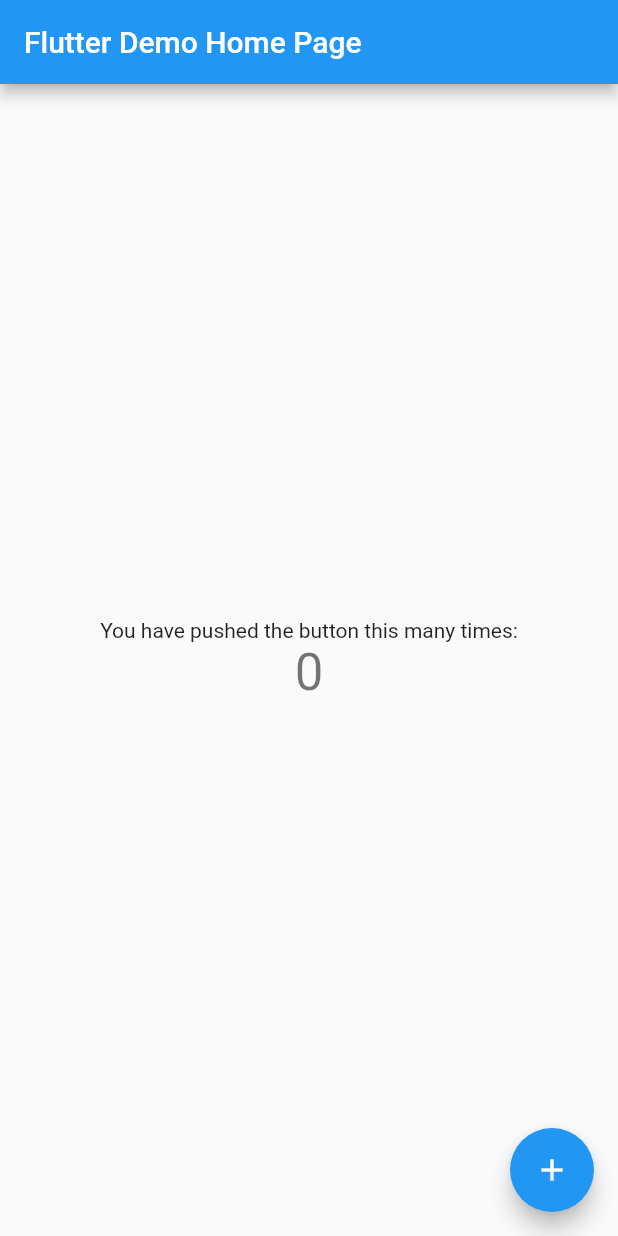
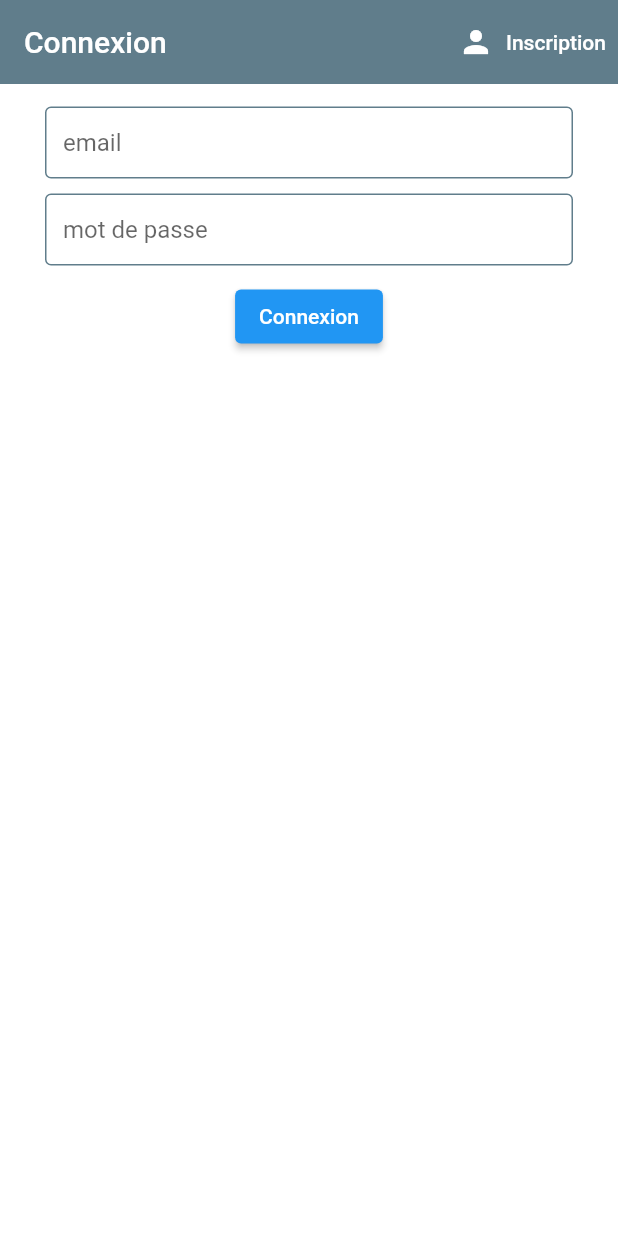
Before and after one commit to NicolasROSSAT69/flutter-firebase-auth, a Flutter app: the screen it shows after launch, on a phone screen of 412 x 824 dp. Run offline on Flutter 3.47's test engine with Material 2 defaults, Android fonts, the phone set to English and light mode, and no system bars; our stand-ins replace firebase_analytics, firebase_core, flutter_spinkit; accounts and stored records are empty.

Commit message:
Ajout formulaire connexion et inscription

```diff
--- /dev/null
+++ b/flutter_test_firebase_auth/lib/common/constances.dart
@@ -0,0 +1,19 @@
+import 'package:flutter/material.dart';
+
+const textInputDecoration = InputDecoration(
+  fillColor: Colors.white,
+  filled: true,
+  contentPadding: EdgeInsets.all(12.0),
+  errorBorder: OutlineInputBorder(
+    borderSide: BorderSide(color: Colors.red, width: 1.0),
+  ),
+  focusedErrorBorder: OutlineInputBorder(
+    borderSide: BorderSide(color: Colors.red, width: 1.0),
+  ),
+  enabledBorder: OutlineInputBorder(
+    borderSide: BorderSide(color: Colors.blueGrey, width: 1.0),
+  ),
+  focusedBorder: OutlineInputBorder(
+    borderSide: BorderSide(color: Colors.blue, width: 1.0),
+  ),
+);
--- /dev/null
+++ b/flutter_test_firebase_auth/lib/common/loading.dart
@@ -0,0 +1,19 @@
+import 'package:flutter/material.dart';
+import 'package:flutter_spinkit/flutter_spinkit.dart';
+
+class Loading extends StatelessWidget {
+  const Loading({Key? key}) : super(key: key);
+
+  @override
+  Widget build(BuildContext context) {
+    return Container(
+      color: Colors.white,
+      child: const Center(
+        child: SpinKitCircle(
+          color: Colors.blueGrey,
+          size: 40.0,
+        ),
+      ),
+    );
+  }
+}
--- a/flutter_test_firebase_auth/lib/main.dart
+++ b/flutter_test_firebase_auth/lib/main.dart
@@ -1,5 +1,6 @@
 import 'package:flutter/material.dart';
 import 'package:firebase_core/firebase_core.dart';
+import 'package:flutter_test_firebase_auth/screens/authentificate/authentificate_screen.dart';
 import 'firebase_options.dart';
 import 'package:firebase_analytics/firebase_analytics.dart';
 
@@ -15,109 +16,13 @@
 class MyApp extends StatelessWidget {
   const MyApp({Key? key}) : super(key: key);
 
-  // This widget is the root of your application.
   @override
   Widget build(BuildContext context) {
     return MaterialApp(
-      title: 'Flutter Demo',
+      home: AuthentificateScreen(),
       theme: ThemeData(
-        // This is the theme of your application.
-        //
-        // Try running your application with "flutter run". You'll see the
-        // application has a blue toolbar. Then, without quitting the app, try
-        // changing the primarySwatch below to Colors.green and then invoke
-        // "hot reload" (press "r" in the console where you ran "flutter run",
-        // or simply save your changes to "hot reload" in a Flutter IDE).
-        // Notice that the counter didn't reset back to zero; the application
-        // is not restarted.
         primarySwatch: Colors.blue,
       ),
-      home: const MyHomePage(title: 'Flutter Demo Home Page'),
     );
   }
 }
-
-class MyHomePage extends StatefulWidget {
-  const MyHomePage({Key? key, required this.title}) : super(key: key);
-
-  // This widget is the home page of your application. It is stateful, meaning
-  // that it has a State object (defined below) that contains fields that affect
-  // how it looks.
-
-  // This class is the configuration for the state. It holds the values (in this
-  // case the title) provided by the parent (in this case the App widget) and
-  // used by the build method of the State. Fields in a Widget subclass are
-  // always marked "final".
-
-  final String title;
-
-  @override
-  State<MyHomePage> createState() => _MyHomePageState();
-}
-
-class _MyHomePageState extends State<MyHomePage> {
-  int _counter = 0;
-
-  void _incrementCounter() {
-    setState(() {
-      // This call to setState tells the Flutter framework that something has
-      // changed in this State, which causes it to rerun the build method below
-      // so that the display can reflect the updated values. If we changed
-      // _counter without calling setState(), then the build method would not be
-      // called again, and so nothing would appear to happen.
-      _counter++;
-    });
-  }
-
-  @override
-  Widget build(BuildContext context) {
-    // This method is rerun every time setState is called, for instance as done
-    // by the _incrementCounter method above.
-    //
-    // The Flutter framework has been optimized to make rerunning build methods
-    // fast, so that you can just rebuild anything that needs updating rather
-    // than having to individually change instances of widgets.
-    return Scaffold(
-      appBar: AppBar(
-        // Here we take the value from the MyHomePage object that was created by
-        // the App.build method, and use it to set our appbar title.
-        title: Text(widget.title),
-      ),
-      body: Center(
-        // Center is a layout widget. It takes a single child and positions it
-        // in the middle of the parent.
-        child: Column(
-          // Column is also a layout widget. It takes a list of children and
-          // arranges them vertically. By default, it sizes itself to fit its
-          // children horizontally, and tries to be as tall as its parent.
-          //
-          // Invoke "debug painting" (press "p" in the console, choose the
-          // "Toggle Debug Paint" action from the Flutter Inspector in Android
-          // Studio, or the "Toggle Debug Paint" command in Visual Studio Code)
-          // to see the wireframe for each widget.
-          //
-          // Column has various properties to control how it sizes itself and
-          // how it positions its children. Here we use mainAxisAlignment to
-          // center the children vertically; the main axis here is the vertical
-          // axis because Columns are vertical (the cross axis would be
-          // horizontal).
-          mainAxisAlignment: MainAxisAlignment.center,
-          children: <Widget>[
-            const Text(
-              'You have pushed the button this many times:',
-            ),
-            Text(
-              '$_counter',
-              style: Theme.of(context).textTheme.headline4,
-            ),
-          ],
-        ),
-      ),
-      floatingActionButton: FloatingActionButton(
-        onPressed: _incrementCounter,
-        tooltip: 'Increment',
-        child: const Icon(Icons.add),
-      ), // This trailing comma makes auto-formatting nicer for build methods.
-    );
-  }
-}
--- /dev/null
+++ b/flutter_test_firebase_auth/lib/screens/authentificate/authentificate_screen.dart
@@ -0,0 +1,121 @@
+import 'package:flutter/material.dart';
+import 'package:flutter/src/foundation/key.dart';
+import 'package:flutter/src/widgets/framework.dart';
+import 'package:flutter_test_firebase_auth/common/constances.dart';
+
+import '../../common/loading.dart';
+
+class AuthentificateScreen extends StatefulWidget {
+  const AuthentificateScreen({Key? key}) : super(key: key);
+
+  @override
+  State<AuthentificateScreen> createState() => _AuthentificateScreenState();
+}
+
+class _AuthentificateScreenState extends State<AuthentificateScreen> {
+  final _formKey = GlobalKey<FormState>();
+  String error = '';
+  bool loading = false;
+
+  final emailController = TextEditingController();
+  final passwordController = TextEditingController();
+  bool showSignin = true;
+
+  @override
+  void dispose() {
+    emailController.dispose();
+    passwordController.dispose();
+    super.dispose();
+  }
+
+  void toggleView() {
+    setState(() {
+      _formKey.currentState!.reset();
+      error = '';
+      emailController.text = '';
+      passwordController.text = '';
+      showSignin = !showSignin;
+    });
+  }
+
+  @override
+  Widget build(BuildContext context) {
+    return loading
+        ? const Loading()
+        : Scaffold(
+            backgroundColor: Colors.white,
+            appBar: AppBar(
+              backgroundColor: Colors.blueGrey,
+              elevation: 0.0,
+              title: Text(showSignin ? 'Connexion' : 'Inscription'),
+              actions: <Widget>[
+                TextButton.icon(
+                  icon: const Icon(Icons.person, color: Colors.white),
+                  label: Text(
+                    showSignin ? 'Inscription' : 'Connexion',
+                    style: const TextStyle(color: Colors.white),
+                  ),
+                  onPressed: () => toggleView(),
+                )
+              ],
+            ),
+            body: Container(
+              padding:
+                  const EdgeInsets.symmetric(vertical: 15.0, horizontal: 30.0),
+              child: Form(
+                key: _formKey,
+                child: Column(
+                  children: [
+                    TextFormField(
+                      controller: emailController,
+                      decoration:
+                          textInputDecoration.copyWith(hintText: 'email'),
+                      validator: (value) =>
+                          value!.isEmpty ? 'Entrez un email' : null,
+                    ),
+                    const SizedBox(height: 10.0),
+                    TextFormField(
+                      controller: passwordController,
+                      decoration: textInputDecoration.copyWith(
+                          hintText: 'mot de passe'),
+                      obscureText: true,
+                      validator: (value) => value!.length < 6
+                          ? 'Entrez un mot de passe de plus de 6 caractères'
+                          : null,
+                    ),
+                    const SizedBox(height: 10.0),
+                    ElevatedButton(
+                      child: Text(
+                        showSignin ? 'Connexion' : 'Inscription',
+                        style: TextStyle(color: Colors.white),
+                      ),
+                      onPressed: () {
+                        if (_formKey.currentState!.validate()) {
+                          setState(() => loading = true);
+                          var email = emailController.value.text;
+                          var password = passwordController.value.text;
+
+                          //ToDo call firebase auth
+
+                          dynamic result = null;
+                          if (result == null) {
+                            setState(() {
+                              loading = false;
+                              error = 'Veuillez entrer un email valide';
+                            });
+                          }
+                        }
+                      },
+                    ),
+                    const SizedBox(height: 10.0),
+                    Text(
+                      error,
+                      style: const TextStyle(color: Colors.red, fontSize: 14.0),
+                    ),
+                  ],
+                ),
+              ),
+            ),
+          );
+  }
+}
--- a/flutter_test_firebase_auth/pubspec.yaml
+++ b/flutter_test_firebase_auth/pubspec.yaml
@@ -36,6 +36,7 @@
   cupertino_icons: ^1.0.2
   firebase_core: ^2.2.0
   firebase_analytics: ^10.0.5
+  flutter_spinkit: ^5.1.0
 
 dev_dependencies:
   flutter_test:
```
Also changed, not shown: flutter_test_firebase_auth/pubspec.lock.
